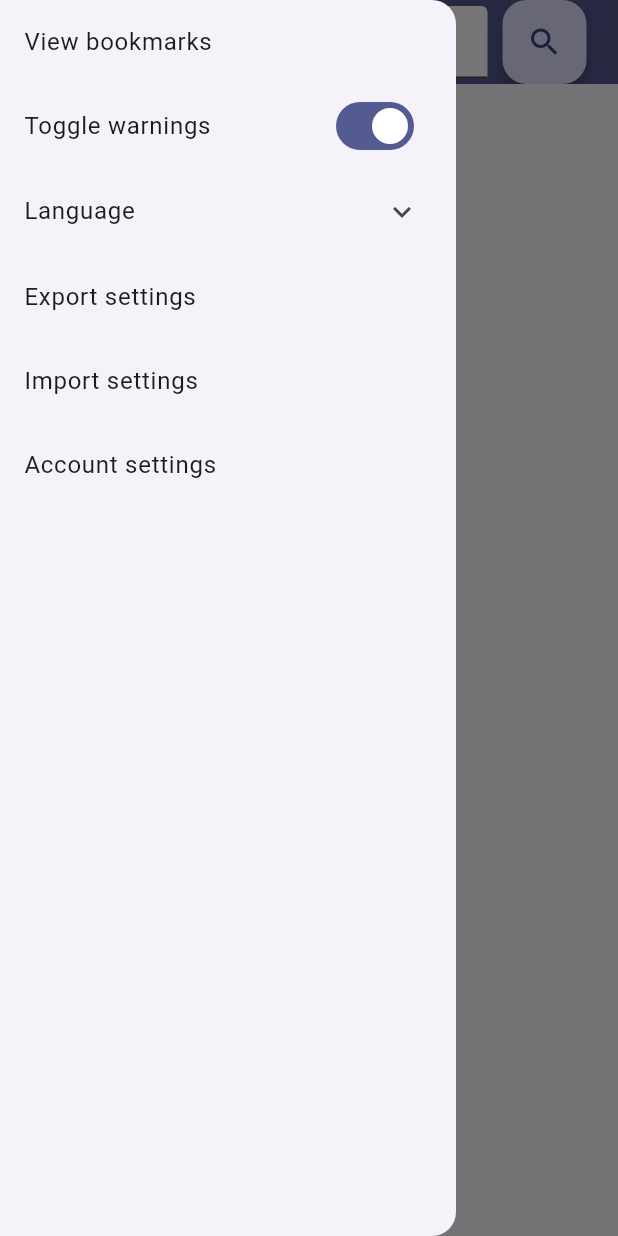
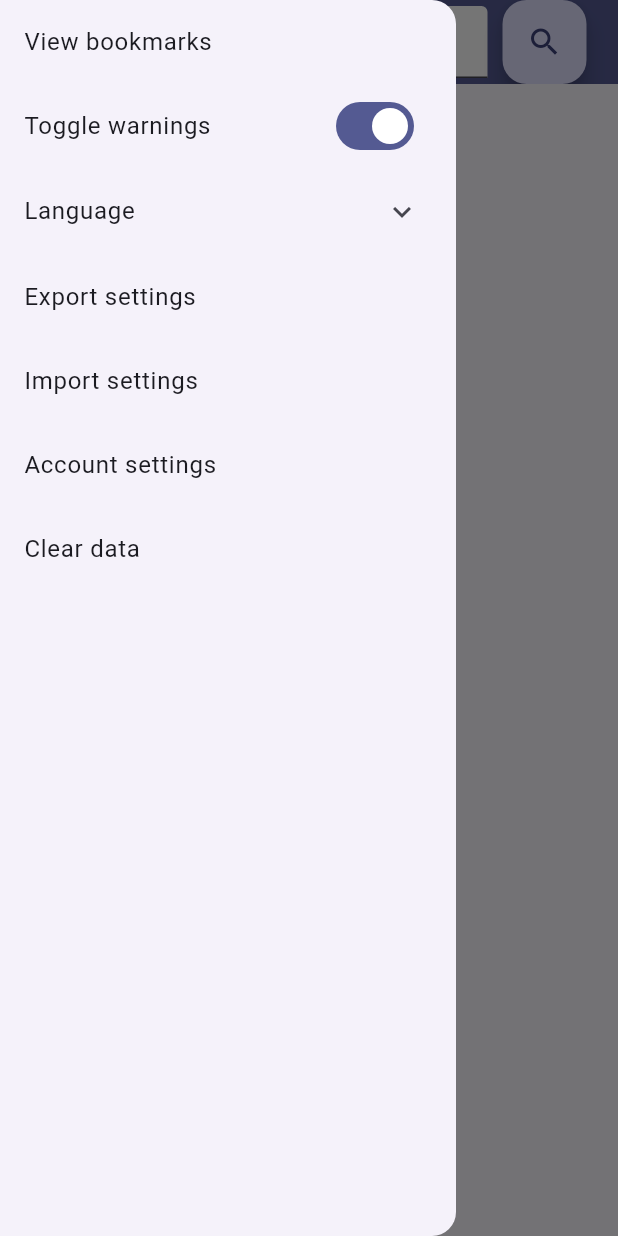
Before and after one commit to Parryword/NewsPlusPlus, a Flutter app: the screen it shows after launch, with the side drawer open, on a phone screen of 412 x 824 dp. Run offline on Flutter 3.47's test engine with Material 3 defaults, Android fonts, the phone set to English and light mode, and no system bars.

Commit message:
settings load

```diff
--- a/lib/main.dart
+++ b/lib/main.dart
@@ -2,12 +2,15 @@ import 'dart:convert';
 
 import 'package:flutter/material.dart';
 import 'package:http/http.dart';
+import 'package:path_provider/path_provider.dart';
 import 'package:se_380/bookmark.dart';
 import 'package:se_380/settings.dart';
 import 'error.dart';
 import 'news.dart';
 
-void main() {
+Future<void> main() async {
+  // Settings load edilmeden çalışmamalı.
+  // await f;
   runApp(const MyApp());
 }
 
@@ -85,6 +88,7 @@ class _MyHomePageState extends State<MyHomePage> {
           ),
         )
       ),
+      // Material app
       body: ListView.builder(
         itemCount: searchResultsWidget.length,
         itemBuilder: (context, index) => searchResultsWidget[index],
@@ -122,11 +126,24 @@ class _MyHomePageState extends State<MyHomePage> {
             const ListTile(
               title: Text("Export settings"),
             ),
-            const ListTile(
-              title: Text("Import settings"),
+            ListTile(
+              title: const Text("Import settings"),
+              onTap: () {
+                Settings.load();
+                setState(() {
+
+                });
+              },
+            ),
+
+            ListTile(
+              title: const Text("Account settings"),
+              onTap: () {
+                Settings().save();
+              },
             ),
             const ListTile(
-              title: Text("Account settings"),
+                title: Text("Clear data")
             ),
           ]
         ),
--- a/lib/settings.dart
+++ b/lib/settings.dart
@@ -1,16 +1,92 @@
+import 'dart:convert';
+import 'dart:io';
+
+import 'package:flutter/cupertino.dart';
+import 'package:path_provider/path_provider.dart';
+// dart pub add thread
+
 /// https://stackoverflow.com/questions/12649573/how-do-you-build-a-singleton-in-dart
 class Settings {
-  static final Settings _instance = Settings._internal();
+  static Settings? _instance;
+  static final SettingsStorage storage = SettingsStorage();
   bool isLoggedIn = false;
   bool toggleWarnings = true;
   Language chosenLanguage = Language.en;
   List<String> bookmarkUrls = List<String>.empty(growable: true);
 
   factory Settings() {
-    return _instance;
+    if (_instance == null) {
+      try {
+        _instance = Settings.fromJson(jsonDecode(storage.read().toString()) as Map<String, dynamic>);
+      } on Exception catch (_, e) {
+        debugPrint("Failed to load settings from JSON");
+        _instance = Settings._internal();
+      }
+    }
+    return _instance!;
   }
 
   Settings._internal();
+
+  Settings.fromJson(Map<String, dynamic> json)
+    : isLoggedIn = json['isLoggedIn'] as bool,
+      toggleWarnings = json['toggleWarnings'] as bool,
+      chosenLanguage = Language.values.elementAt(json['chosenLanguage']),
+      bookmarkUrls = (json['bookmarkUrls'] as List).cast<String>();
+
+  Map<String, dynamic> toJson() => {
+    'isLoggedIn': isLoggedIn,
+    'toggleWarnings': toggleWarnings,
+    'chosenLanguage': chosenLanguage.index,
+    'bookmarkUrls': bookmarkUrls
+  };
+
+  void save() {
+    debugPrint("Saving...");
+    storage.write(jsonEncode(toJson()));
+  }
+
+  static void load() {
+    Future<String> json = storage.read();
+    json.then((value) => {
+      debugPrint(value),
+      _instance = Settings.fromJson(jsonDecode(value))
+    });
+  }
+}
+
+class SettingsStorage {
+  Future<String> get _localPath async {
+    final directory = await getApplicationDocumentsDirectory();
+
+    return directory.path;
+  }
+
+  Future<File> get _localFile async {
+    final path = await _localPath;
+    return File('$path/newsPP.txt');
+  }
+
+  Future<String> read() async {
+    try {
+      final file = await _localFile;
+
+      // Read the file
+      final contents = await file.readAsString();
+
+      return contents;
+    } catch (e) {
+      // If encountering an error, return 0
+      return "";
+    }
+  }
+
+  Future<File> write(String data) async {
+    final file = await _localFile;
+
+    // Write the file
+    return file.writeAsString(data);
+  }
 }
 
 enum Language {
--- a/pubspec.yaml
+++ b/pubspec.yaml
@@ -38,6 +38,8 @@ dependencies:
   # Use with the CupertinoIcons class for iOS style icons.
   cupertino_icons: ^1.0.6
   url_launcher: ^6.2.5
+  path_provider: 2.1.2
+  thread: ^0.2.2
 
 dev_dependencies:
   flutter_test:
```
Also changed, not shown: pubspec.lock, 1 other file.
